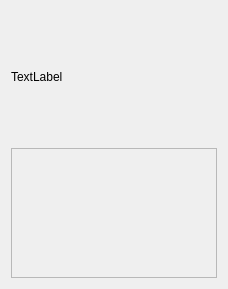
Before: the Qt Designer form src/guitarMasters/viewModel/cardmasterviewmodel.ui in AndriiBash/guitarMasterHelp, drawn with Qt 5.
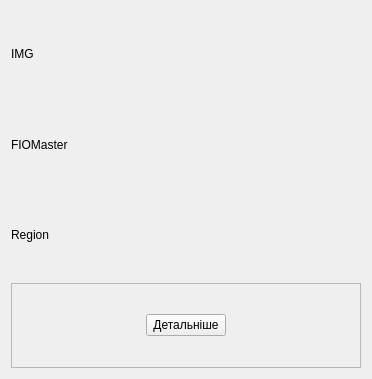
After: the same form once the commit is applied.

Patch:
```diff
--- a/src/guitarMasters/viewModel/cardmasterviewmodel.ui
+++ b/src/guitarMasters/viewModel/cardmasterviewmodel.ui
@@ -6,8 +6,8 @@
    <rect>
     <x>0</x>
     <y>0</y>
-    <width>228</width>
-    <height>289</height>
+    <width>372</width>
+    <height>379</height>
    </rect>
   </property>
   <property name="windowTitle">
@@ -20,31 +20,67 @@
       <enum>Qt::LeftToRight</enum>
      </property>
      <property name="text">
-      <string>TextLabel</string>
+      <string>IMG</string>
      </property>
     </widget>
    </item>
    <item>
-    <widget class="QFrame" name="frameInfo">
+    <widget class="QLabel" name="FIOMaster">
+     <property name="text">
+      <string>FIOMaster</string>
+     </property>
+    </widget>
+   </item>
+   <item>
+    <widget class="QLabel" name="Region">
+     <property name="text">
+      <string>Region</string>
+     </property>
+    </widget>
+   </item>
+   <item>
+    <widget class="QFrame" name="frame">
      <property name="frameShape">
       <enum>QFrame::StyledPanel</enum>
      </property>
      <property name="frameShadow">
       <enum>QFrame::Raised</enum>
      </property>
-     <widget class="QLabel" name="label_2">
-      <property name="geometry">
-       <rect>
-        <x>110</x>
-        <y>70</y>
-        <width>49</width>
-        <height>16</height>
-       </rect>
-      </property>
-      <property name="text">
-       <string/>
-      </property>
-     </widget>
+     <layout class="QHBoxLayout" name="horizontalLayout">
+      <item>
+       <spacer name="horizontalSpacer">
+        <property name="orientation">
+         <enum>Qt::Horizontal</enum>
+        </property>
+        <property name="sizeHint" stdset="0">
+         <size>
+          <width>40</width>
+          <height>20</height>
+         </size>
+        </property>
+       </spacer>
+      </item>
+      <item>
+       <widget class="QPushButton" name="pushButton">
+        <property name="text">
+         <string>Детальніше</string>
+        </property>
+       </widget>
+      </item>
+      <item>
+       <spacer name="horizontalSpacer_2">
+        <property name="orientation">
+         <enum>Qt::Horizontal</enum>
+        </property>
+        <property name="sizeHint" stdset="0">
+         <size>
+          <width>40</width>
+          <height>20</height>
+         </size>
+        </property>
+       </spacer>
+      </item>
+     </layout>
     </widget>
    </item>
   </layout>
```
